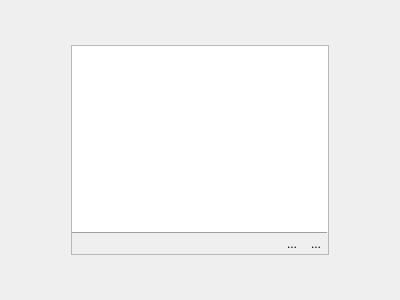
Qt form settings.ui (milohr/Pixs) before a commit.
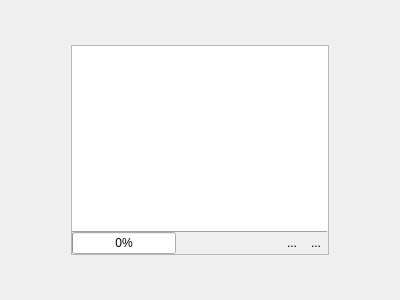
The same form after that commit. Icons and pictures are not drawn.

The edit to the form file:
```diff
--- a/settings.ui
+++ b/settings.ui
@@ -51,23 +51,7 @@
       <property name="spacing">
        <number>0</number>
       </property>
-      <item row="1" column="0" colspan="4">
-       <widget class="QFrame" name="frame_2">
-        <property name="maximumSize">
-         <size>
-          <width>16777215</width>
-          <height>1</height>
-         </size>
-        </property>
-        <property name="frameShape">
-         <enum>QFrame::HLine</enum>
-        </property>
-        <property name="frameShadow">
-         <enum>QFrame::Raised</enum>
-        </property>
-       </widget>
-      </item>
-      <item row="4" column="2">
+      <item row="5" column="3">
        <widget class="QToolButton" name="toolButton_2">
         <property name="text">
          <string>...</string>
@@ -80,14 +64,21 @@
         </property>
        </widget>
       </item>
-      <item row="0" column="0" colspan="4">
-       <widget class="QListWidget" name="listWidget">
-        <property name="frameShape">
-         <enum>QFrame::NoFrame</enum>
+      <item row="5" column="4">
+       <widget class="QToolButton" name="toolButton">
+        <property name="text">
+         <string>...</string>
         </property>
+        <property name="icon">
+         <iconset theme="list-add">
+          <normaloff>.</normaloff>.</iconset>
+        </property>
+        <property name="autoRaise">
+         <bool>true</bool>
+        </property>
        </widget>
       </item>
-      <item row="4" column="0">
+      <item row="5" column="1">
        <spacer name="horizontalSpacer">
         <property name="orientation">
          <enum>Qt::Horizontal</enum>
@@ -100,19 +91,39 @@
         </property>
        </spacer>
       </item>
-      <item row="4" column="3">
-       <widget class="QToolButton" name="toolButton">
-        <property name="text">
-         <string>...</string>
+      <item row="5" column="0">
+       <widget class="QProgressBar" name="progressBar">
+        <property name="value">
+         <number>0</number>
         </property>
-        <property name="icon">
-         <iconset theme="list-add"/>
+       </widget>
+      </item>
+      <item row="0" column="0" colspan="5">
+       <widget class="QListWidget" name="listWidget">
+        <property name="frameShape">
+         <enum>QFrame::NoFrame</enum>
         </property>
-        <property name="autoRaise">
+        <property name="alternatingRowColors">
          <bool>true</bool>
         </property>
        </widget>
       </item>
+      <item row="1" column="0" colspan="5">
+       <widget class="QFrame" name="frame_2">
+        <property name="maximumSize">
+         <size>
+          <width>16777215</width>
+          <height>1</height>
+         </size>
+        </property>
+        <property name="frameShape">
+         <enum>QFrame::HLine</enum>
+        </property>
+        <property name="frameShadow">
+         <enum>QFrame::Raised</enum>
+        </property>
+       </widget>
+      </item>
      </layout>
     </widget>
    </item>
```
Left out of the diff: 81 changed lines with no effect on the pictures.
